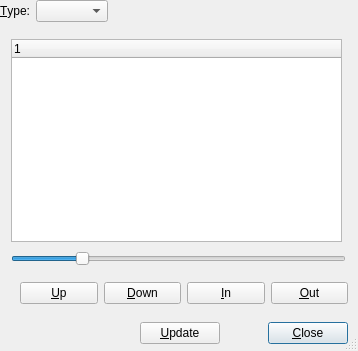
Above: src/frontends/qt4/ui/QTocUi.ui from cburschka/lyx before the change. Below: the same form after it.
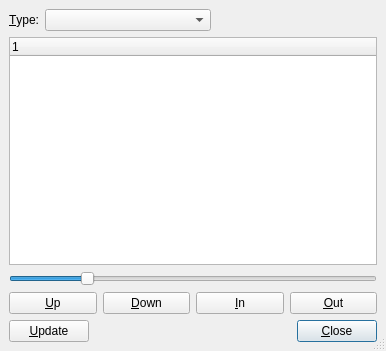
That is the form after the change.

Commit message: * src/frontends/qt4/ui/QTocUi.ui: lay out in a grid.

Diff of the .ui file:
```diff
--- a/src/frontends/qt4/ui/QTocUi.ui
+++ b/src/frontends/qt4/ui/QTocUi.ui
@@ -8,7 +8,7 @@
    <rect>
     <x>0</x>
     <y>0</y>
-    <width>358</width>
+    <width>386</width>
     <height>351</height>
    </rect>
   </property>
@@ -18,7 +18,111 @@
   <property name="sizeGripEnabled" >
    <bool>true</bool>
   </property>
-  <widget class="QWidget" name="" >
+  <layout class="QGridLayout" >
+   <property name="margin" >
+    <number>9</number>
+   </property>
+   <property name="spacing" >
+    <number>6</number>
+   </property>
+   <item row="3" column="0" >
+    <layout class="QGridLayout" >
+     <property name="margin" >
+      <number>0</number>
+     </property>
+     <property name="spacing" >
+      <number>6</number>
+     </property>
+     <item row="0" column="0" >
+      <widget class="QPushButton" name="moveUpPB" >
+       <property name="text" >
+        <string>&amp;Up</string>
+       </property>
+      </widget>
+     </item>
+     <item row="0" column="1" >
+      <widget class="QPushButton" name="moveDownPB" >
+       <property name="text" >
+        <string>&amp;Down</string>
+       </property>
+      </widget>
+     </item>
+     <item row="0" column="3" >
+      <widget class="QPushButton" name="moveOutPB" >
+       <property name="text" >
+        <string>&amp;Out</string>
+       </property>
+      </widget>
+     </item>
+     <item row="0" column="2" >
+      <widget class="QPushButton" name="moveInPB" >
+       <property name="text" >
+        <string>&amp;In</string>
+       </property>
+      </widget>
+     </item>
+    </layout>
+   </item>
+   <item row="1" column="0" >
+    <widget class="QTreeWidget" name="tocTW" />
+   </item>
+   <item row="4" column="0" >
+    <layout class="QGridLayout" >
+     <property name="margin" >
+      <number>0</number>
+     </property>
+     <property name="spacing" >
+      <number>6</number>
+     </property>
+     <item row="0" column="2" >
+      <widget class="QPushButton" name="closePB" >
+       <property name="text" >
+        <string>&amp;Close</string>
+       </property>
+       <property name="default" >
+        <bool>true</bool>
+       </property>
+      </widget>
+     </item>
+     <item row="0" column="1" >
+      <spacer>
+       <property name="orientation" >
+        <enum>Qt::Horizontal</enum>
+       </property>
+       <property name="sizeHint" >
+        <size>
+         <width>40</width>
+         <height>20</height>
+        </size>
+       </property>
+      </spacer>
+     </item>
+     <item row="0" column="0" >
+      <widget class="QPushButton" name="updatePB" >
+       <property name="text" >
+        <string>&amp;Update</string>
+       </property>
+      </widget>
+     </item>
+    </layout>
+   </item>
+   <item row="2" column="0" >
+    <widget class="QSlider" name="depthSL" >
+     <property name="maximum" >
+      <number>5</number>
+     </property>
+     <property name="pageStep" >
+      <number>1</number>
+     </property>
+     <property name="value" >
+      <number>1</number>
+     </property>
+     <property name="orientation" >
+      <enum>Qt::Horizontal</enum>
+     </property>
+    </widget>
+   </item>
+   <item row="0" column="0" >
    <layout class="QHBoxLayout" >
     <property name="margin" >
      <number>0</number>
@@ -65,133 +169,8 @@
      </spacer>
     </item>
    </layout>
-  </widget>
-  <widget class="QSlider" name="depthSL" >
-   <property name="geometry" >
-    <rect>
-     <x>11</x>
-     <y>248</y>
-     <width>335</width>
-     <height>21</height>
-    </rect>
-   </property>
-   <property name="maximum" >
-    <number>5</number>
-   </property>
-   <property name="pageStep" >
-    <number>1</number>
-   </property>
-   <property name="value" >
-    <number>1</number>
-   </property>
-   <property name="orientation" >
-    <enum>Qt::Horizontal</enum>
-   </property>
-  </widget>
-  <widget class="QWidget" name="" >
-   <property name="geometry" >
-    <rect>
-     <x>20</x>
-     <y>280</y>
-     <width>328</width>
-     <height>27</height>
-    </rect>
-   </property>
-   <layout class="QGridLayout" >
-    <property name="margin" >
-     <number>0</number>
-    </property>
-    <property name="spacing" >
-     <number>6</number>
-    </property>
-    <item row="0" column="0" >
-     <widget class="QPushButton" name="moveUpPB" >
-      <property name="text" >
-       <string>&amp;Up</string>
-      </property>
-     </widget>
-    </item>
-    <item row="0" column="1" >
-     <widget class="QPushButton" name="moveDownPB" >
-      <property name="text" >
-       <string>&amp;Down</string>
-      </property>
-     </widget>
-    </item>
-    <item row="0" column="3" >
-     <widget class="QPushButton" name="moveOutPB" >
-      <property name="text" >
-       <string>&amp;Out</string>
-      </property>
-     </widget>
-    </item>
-    <item row="0" column="2" >
-     <widget class="QPushButton" name="moveInPB" >
-      <property name="text" >
-       <string>&amp;In</string>
-      </property>
-     </widget>
-    </item>
-   </layout>
-  </widget>
-  <widget class="QWidget" name="" >
-   <property name="geometry" >
-    <rect>
-     <x>140</x>
-     <y>320</y>
-     <width>208</width>
-     <height>27</height>
-    </rect>
-   </property>
-   <layout class="QGridLayout" >
-    <property name="margin" >
-     <number>0</number>
-    </property>
-    <property name="spacing" >
-     <number>6</number>
-    </property>
-    <item row="0" column="2" >
-     <widget class="QPushButton" name="closePB" >
-      <property name="text" >
-       <string>&amp;Close</string>
-      </property>
-      <property name="default" >
-       <bool>true</bool>
-      </property>
-     </widget>
-    </item>
-    <item row="0" column="1" >
-     <spacer>
-      <property name="orientation" >
-       <enum>Qt::Horizontal</enum>
-      </property>
-      <property name="sizeHint" >
-       <size>
-        <width>40</width>
-        <height>20</height>
-       </size>
-      </property>
-     </spacer>
-    </item>
-    <item row="0" column="0" >
-     <widget class="QPushButton" name="updatePB" >
-      <property name="text" >
-       <string>&amp;Update</string>
-      </property>
-     </widget>
-    </item>
-   </layout>
-  </widget>
-  <widget class="QTreeWidget" name="tocTW" >
-   <property name="geometry" >
-    <rect>
-     <x>11</x>
-     <y>39</y>
-     <width>331</width>
-     <height>203</height>
-    </rect>
-   </property>
-  </widget>
+   </item>
+  </layout>
  </widget>
  <pixmapfunction>qPixmapFromMimeSource</pixmapfunction>
  <resources/>
```
Lines whose indentation alone changed are shown as unchanged.
